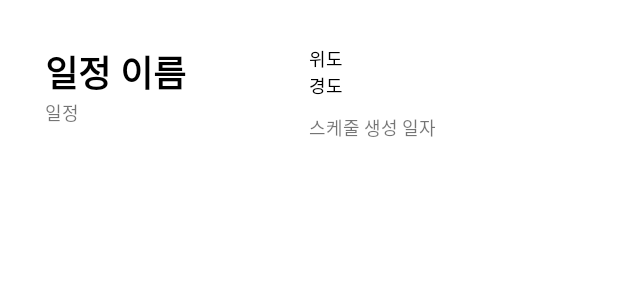
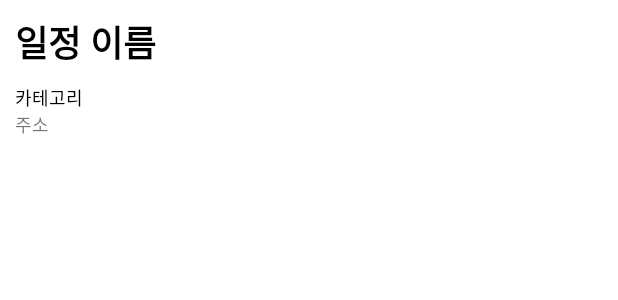
Before and after one commit to fit-trip/client, an Android app: the layout item_search_result.xml on its own in the app's theme, with its tools: preview values and no code run, on a phone screen of 412 x 824 dp. Shown: the top 300 px of the screen. Run offline under Robolectric (Android 15) with nearby library versions, the phone set to English and light mode, and no system bars.

Commit message:
Feat: 검색 결과 기초 레이아웃 수정

```diff
--- a/app/src/main/java/com/example/fittrip/SearchActivity.kt
+++ b/app/src/main/java/com/example/fittrip/SearchActivity.kt
@@ -6,6 +6,7 @@ import androidx.appcompat.app.AppCompatActivity
 import android.os.Bundle
 import android.util.Log
 import androidx.appcompat.widget.SearchView
+import androidx.core.text.HtmlCompat
 import androidx.recyclerview.widget.DividerItemDecoration
 import androidx.recyclerview.widget.LinearLayoutManager
 import com.example.fittrip.databinding.ActivitySearchBinding
@@ -42,7 +43,7 @@ class SearchActivity : AppCompatActivity() {
                 call: retrofit2.Call<NaverPlaceResponse>,
                 response: retrofit2.Response<NaverPlaceResponse>
             ) {
-                Log.d("SearchActivity", "response: ${response.body()}")
+                Log.d("ryu ", "response: ${response.body()}")
 
                 val placeList = response.body()?.items
 
@@ -58,6 +59,9 @@ class SearchActivity : AppCompatActivity() {
                     katec = GeoTrans.convert(GeoTrans.KATEC, GeoTrans.GEO, katec)
                     result[i].latitude = katec.y
                     result[i].longitude = katec.x
+
+                    result[i].title = HtmlCompat.fromHtml(result[i].title,
+                        HtmlCompat.FROM_HTML_MODE_LEGACY).toString()
                 }
 
                 // result를 SearchActivity의 목록에 출력
--- a/app/src/main/java/com/example/fittrip/search/adapter/SearchResultAdapter.kt
+++ b/app/src/main/java/com/example/fittrip/search/adapter/SearchResultAdapter.kt
@@ -22,8 +22,10 @@ class SearchResultAdapter(private val datas: MutableList<SearchResult>): Recycle
     override fun onBindViewHolder(holder: RecyclerView.ViewHolder, position: Int) {
         binding = (holder as SearchResultViewHolder).binding
         binding.textLocationName.text = datas[position].title
-        binding.positionLat.text = datas[position].latitude.toString()
-        binding.positionLng.text = datas[position].longitude.toString()
+//        binding.positionLat.text = datas[position].latitude.toString()
+//        binding.positionLng.text = datas[position].longitude.toString()
+        binding.positionCategory.text = datas[position].category
+        binding.positionAddress.text = datas[position].roadAddress
 
         binding.itemScheduleNameRoot.setOnClickListener {
             Log.d("ryu", "datas[position].title: ${datas[position].title}")
--- a/app/src/main/res/layout/item_search_result.xml
+++ b/app/src/main/res/layout/item_search_result.xml
@@ -3,70 +3,72 @@
     android:id="@+id/item_schedule_root"
     android:orientation="horizontal"
     android:layout_width="match_parent"
-    android:layout_height="120dp"
-    android:padding="20dp"
-    >
+    android:layout_height="wrap_content"
+    android:padding="10dp">
+
     <LinearLayout
         android:id="@+id/item_schedule_name_root"
         android:layout_width="0dp"
         android:layout_height="wrap_content"
         android:layout_weight="1"
-        android:orientation="vertical"
-        >
+        android:orientation="vertical">
+
+        <LinearLayout
+            android:layout_width="wrap_content"
+            android:layout_height="wrap_content">
+
             <TextView
                 android:id="@+id/text_location_name"
                 android:layout_width="wrap_content"
                 android:layout_height="wrap_content"
-            android:paddingLeft="10dp"
-            android:paddingTop ="10dp"
+                android:text="일정 이름"
                 android:textColor="@color/black"
-            android:textStyle="bold"
-            android:text="일정 이름"
-            android:textSize="24dp"
-            />
-        <TextView
-            android:id="@+id/item_schedule_preview_locations"
-            android:layout_width="wrap_content"
-            android:layout_height="wrap_content"
-            android:paddingLeft="10dp"
-            android:text="일정"
-            android:textSize="12dp"
-            />
+                android:layout_gravity="center"
+                android:textSize="24sp"
+                android:textStyle="bold" />
         </LinearLayout>
 
         <LinearLayout
-        android:layout_width="0dp"
+            android:layout_width="match_parent"
             android:layout_height="wrap_content"
             android:layout_marginTop="10dp"
-        android:layout_weight="1"
-        android:orientation="vertical"
+            android:layout_marginBottom="10dp"
+            android:orientation="vertical">
 
-        >
+<!--            <TextView-->
+<!--                android:id="@+id/position_lat"-->
+<!--                android:layout_width="match_parent"-->
+<!--                android:layout_height="wrap_content"-->
+<!--                android:text="위도"-->
+<!--                android:textColor="@color/black"-->
+<!--                android:textSize="12dp" />-->
+
+<!--            <TextView-->
+<!--                android:id="@+id/position_lng"-->
+<!--                android:layout_width="match_parent"-->
+<!--                android:layout_height="wrap_content"-->
+<!--                android:text="경도"-->
+<!--                android:textColor="@color/black"-->
+<!--                android:textSize="12dp" />-->
+
             <TextView
-            android:id="@+id/position_lat"
+                android:id="@+id/position_category"
                 android:layout_width="match_parent"
                 android:layout_height="wrap_content"
+                android:text="카테고리"
                 android:textColor="@color/black"
-            android:text="위도"
-            android:textSize="12dp"
-            />
+                android:textSize="12dp" />
+
             <TextView
-            android:id="@+id/position_lng"
-            android:layout_width="match_parent"
-            android:layout_height="wrap_content"
-            android:textColor="@color/black"
-            android:text="경도"
-            android:textSize="12dp"
-            />
-        <TextView
-            android:id="@+id/item_schedule_created_date"
+                android:id="@+id/position_address"
                 android:layout_width="wrap_content"
                 android:layout_height="wrap_content"
-            android:layout_marginTop="10dp"
-            android:text="스케줄 생성 일자"
-            android:textSize="12dp"
-            />
+                android:text="주소"
+                android:textSize="12dp" />
+        </LinearLayout>
     </LinearLayout>
 
 
+
+
 </LinearLayout>
```
Lines whose indentation alone changed are shown as unchanged.
